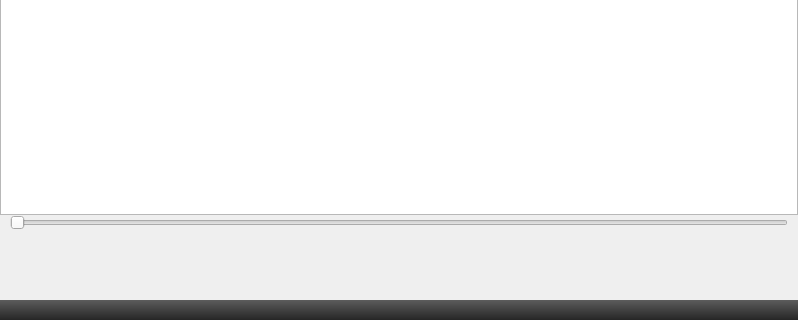
Above: src/ui/playerform.ui from niktischenko/someplayer before the change; both pictures show x 0 to 798 and y 158 to 478 of the 798 by 478 pixel window. Below: the same form after it.
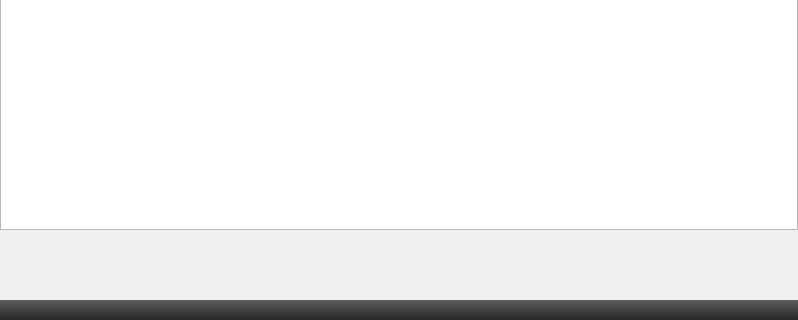
That is the form after the change. Icons and pictures are not drawn.

Commit message: Removed volume control support

```diff
--- a/src/ui/playerform.ui
+++ b/src/ui/playerform.ui
@@ -345,55 +345,6 @@
        </widget>
       </widget>
      </item>
-     <item>
-      <layout class="QHBoxLayout" name="horizontalLayout">
-       <item>
-        <spacer name="horizontalSpacer">
-         <property name="orientation">
-          <enum>Qt::Horizontal</enum>
-         </property>
-         <property name="sizeType">
-          <enum>QSizePolicy::Fixed</enum>
-         </property>
-         <property name="sizeHint" stdset="0">
-          <size>
-           <width>10</width>
-           <height>0</height>
-          </size>
-         </property>
-        </spacer>
-       </item>
-       <item>
-        <widget class="QSlider" name="volumeSlider">
-         <property name="orientation">
-          <enum>Qt::Horizontal</enum>
-         </property>
-         <property name="invertedAppearance">
-          <bool>false</bool>
-         </property>
-         <property name="invertedControls">
-          <bool>false</bool>
-         </property>
-        </widget>
-       </item>
-       <item>
-        <spacer name="horizontalSpacer_3">
-         <property name="orientation">
-          <enum>Qt::Horizontal</enum>
-         </property>
-         <property name="sizeType">
-          <enum>QSizePolicy::Fixed</enum>
-         </property>
-         <property name="sizeHint" stdset="0">
-          <size>
-           <width>10</width>
-           <height>0</height>
-          </size>
-         </property>
-        </spacer>
-       </item>
-      </layout>
-     </item>
     </layout>
    </item>
    <item>
```
Left out of the diff: 4 changed lines with no effect on the pictures. The commit also changes 8 other files.
